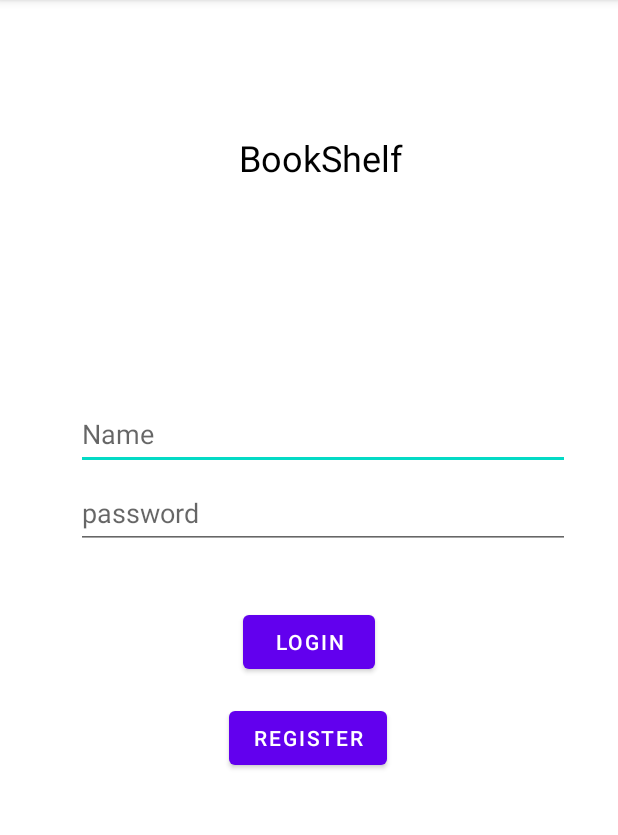
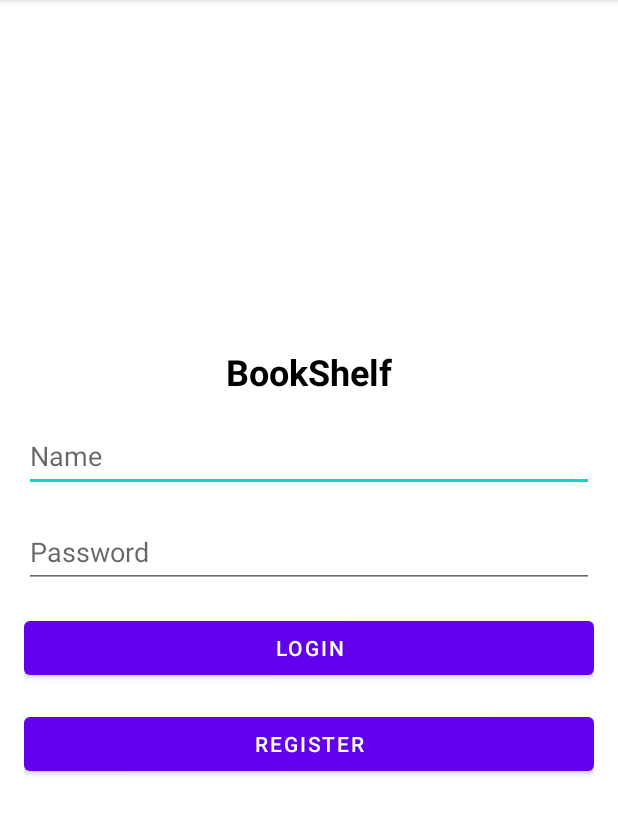
Before and after one commit to SMU28/Libreria, an Android app: the screen it shows after launch (MainActivity), on a phone screen of 412 x 824 dp, the part 84-919 px from its top. Run offline under Robolectric (Android 15) with nearby library versions, the phone set to English and light mode, and no system bars.

Commit message:
diseño login mejorado

```diff
--- a/app/src/main/java/exercice/libreria/RegisterFragment.java
+++ b/app/src/main/java/exercice/libreria/RegisterFragment.java
@@ -114,8 +114,7 @@ public class RegisterFragment extends Fragment {
             @Override
             public void onClick(View v) {
                 registrar(v);
-                Toast.makeText(getActivity(), "Se ha registrado exitosamente", Toast.LENGTH_SHORT).show();
-            }
+                }
         });
 
         return view;
--- a/app/src/main/res/layout/fragment_login.xml
+++ b/app/src/main/res/layout/fragment_login.xml
@@ -1,107 +1,66 @@
 <?xml version="1.0" encoding="utf-8"?>
-<androidx.constraintlayout.widget.ConstraintLayout xmlns:android="http://schemas.android.com/apk/res/android"
-    xmlns:app="http://schemas.android.com/apk/res-auto"
+<LinearLayout xmlns:android="http://schemas.android.com/apk/res/android"
     xmlns:tools="http://schemas.android.com/tools"
+    android:orientation="vertical"
     android:layout_width="match_parent"
     android:layout_height="match_parent"
-    tools:context=".LoginFragment">
+    android:gravity="center"
+    android:padding="16dp">
+
+    <TextView
+        android:id="@+id/title_tv"
+        android:layout_width="wrap_content"
+        android:layout_height="wrap_content"
+        android:text="BookShelf"
+        android:textSize="24sp"
+        android:textColor="@android:color/black"
+        android:textStyle="bold"
+        tools:ignore="HardcodedText" />
 
     <EditText
-        android:id="@+id/nombre"
-        android:layout_width="329dp"
+        android:id="@+id/name_et"
+        android:layout_width="match_parent"
         android:layout_height="wrap_content"
-        android:layout_marginStart="50dp"
-        android:layout_marginTop="248dp"
-        android:layout_marginEnd="32dp"
-        android:layout_marginBottom="438dp"
+        android:layout_marginTop="16dp"
         android:hint="Name"
         android:inputType="textEmailAddress"
         android:maxLines="1"
         android:minHeight="48dp"
-        app:layout_constraintBottom_toBottomOf="parent"
-        app:layout_constraintEnd_toEndOf="parent"
-        app:layout_constraintStart_toStartOf="parent"
-        app:layout_constraintTop_toTopOf="parent"
-        app:layout_constraintWidth_percent="0.8"
-        tools:ignore="Autofill,DuplicateSpeakableTextCheck,HardcodedText" />
+        tools:ignore="Autofill,HardcodedText" />
 
     <EditText
-        android:id="@+id/password"
-        android:layout_width="329dp"
+        android:id="@+id/password_et"
+        android:layout_width="match_parent"
         android:layout_height="wrap_content"
-        android:layout_marginStart="50dp"
-        android:layout_marginTop="301dp"
-        android:layout_marginEnd="32dp"
-        android:layout_marginBottom="385dp"
-        android:hint="password"
+        android:layout_marginTop="16dp"
+        android:hint="Password"
         android:inputType="textPassword"
         android:maxLines="1"
         android:minHeight="48dp"
-        app:layout_constraintBottom_toBottomOf="parent"
-        app:layout_constraintEnd_toEndOf="parent"
-        app:layout_constraintStart_toStartOf="parent"
-        app:layout_constraintTop_toTopOf="parent"
-        app:layout_constraintWidth_percent="0.8"
-        tools:ignore="Autofill,DuplicateSpeakableTextCheck,HardcodedText" />
-
-    <TextView
-        android:id="@+id/BookShelf"
-        android:layout_width="123dp"
-        android:layout_height="48dp"
-        android:layout_marginStart="152dp"
-        android:layout_marginTop="70dp"
-        android:layout_marginEnd="136dp"
-        android:layout_marginBottom="613dp"
-        android:text="BookShelf"
-        android:textAlignment="center"
-        android:textColor="@android:color/black"
-        android:textSize="24sp"
-        app:layout_constraintBottom_toBottomOf="parent"
-        app:layout_constraintEnd_toEndOf="parent"
-        app:layout_constraintStart_toStartOf="parent"
-        app:layout_constraintTop_toTopOf="parent"
-        tools:ignore="HardcodedText,MissingConstraints,TextSizeCheck" />
+        tools:ignore="Autofill,HardcodedText" />
 
     <Button
         android:id="@+id/BotonL"
-        android:layout_width="wrap_content"
+        android:layout_width="match_parent"
         android:layout_height="wrap_content"
-        android:layout_marginStart="161dp"
-        android:layout_marginTop="385dp"
-        android:layout_marginEnd="161dp"
-        android:layout_marginBottom="298dp"
+        android:layout_marginTop="16dp"
         android:text="@string/LoginBoton"
-        app:layout_constraintBottom_toBottomOf="parent"
-        app:layout_constraintEnd_toEndOf="parent"
-        app:layout_constraintHorizontal_bias="0.5"
-        app:layout_constraintStart_toStartOf="parent"
-        app:layout_constraintTop_toTopOf="parent" />
+        android:textColor="@android:color/white"
+        />
 
     <Button
         android:id="@+id/BotonR"
-        android:layout_width="wrap_content"
+        android:layout_width="match_parent"
         android:layout_height="wrap_content"
-        android:layout_marginStart="152dp"
-        android:layout_marginTop="449dp"
-        android:layout_marginEnd="153dp"
-        android:layout_marginBottom="234dp"
+        android:layout_marginTop="16dp"
         android:text="@string/RegisterBoton"
-        app:layout_constraintBottom_toBottomOf="parent"
-        app:layout_constraintEnd_toEndOf="parent"
-        app:layout_constraintHorizontal_bias="0.5"
-        app:layout_constraintStart_toStartOf="parent"
-        app:layout_constraintTop_toTopOf="parent" />
+        tools:ignore="TextContrastCheck" />
 
     <androidx.recyclerview.widget.RecyclerView
         android:id="@+id/listaPersonasRV"
-        android:layout_width="412dp"
-        android:layout_height="170dp"
-        app:layout_constraintBottom_toBottomOf="parent"
-        app:layout_constraintEnd_toEndOf="parent"
-        app:layout_constraintHorizontal_bias="0.496"
-        app:layout_constraintStart_toStartOf="parent"
-        app:layout_constraintTop_toTopOf="parent"
-        app:layout_constraintVertical_bias="1.0"
-        tools:listitem="@layout/usuario_item_layout" />
+        android:layout_width="match_parent"
+        android:layout_height="wrap_content"
+        android:layout_marginTop="16dp"
+        />
 
-</androidx.constraintlayout.widget.ConstraintLayout>
+</LinearLayout>
--- a/app/src/main/res/layout/fragment_register.xml
+++ b/app/src/main/res/layout/fragment_register.xml
@@ -1,5 +1,6 @@
 <?xml version="1.0" encoding="utf-8"?>
 <LinearLayout xmlns:android="http://schemas.android.com/apk/res/android"
+    xmlns:tools="http://schemas.android.com/tools"
     android:layout_width="match_parent"
     android:layout_height="match_parent"
     android:orientation="vertical"
@@ -11,21 +12,24 @@
         android:layout_height="wrap_content"
         android:text="REGISTER"
         android:textSize="24sp"
-        android:textStyle="bold" />
+        android:textStyle="bold"
+        tools:ignore="HardcodedText" />
 
     <EditText
         android:id="@+id/editTextID"
         android:layout_width="match_parent"
         android:layout_height="wrap_content"
         android:hint="ID"
-        android:minHeight="48dp" />
+        android:minHeight="48dp"
+        tools:ignore="Autofill,HardcodedText,TextFields" />
 
     <EditText
         android:id="@+id/editTextTextPersonName2"
         android:layout_width="match_parent"
         android:layout_height="wrap_content"
         android:hint="Nombre"
-        android:minHeight="48dp" />
+        android:minHeight="48dp"
+        tools:ignore="Autofill,HardcodedText,TextFields" />
 
     <EditText
         android:id="@+id/editTextPassword"
@@ -33,18 +37,14 @@
         android:layout_height="wrap_content"
         android:hint="Contraseña"
         android:inputType="textPassword"
-        android:minHeight="48dp" />
+        android:minHeight="48dp"
+        tools:ignore="Autofill,HardcodedText" />
 
     <Button
         android:id="@+id/BotonR2"
         android:layout_width="match_parent"
         android:layout_height="wrap_content"
-        android:text="Registrar" />
-
-    <Button
-        android:id="@+id/BotonVolver"
-        android:layout_width="match_parent"
-        android:layout_height="wrap_content"
-        android:text="Volver" />
+        android:text="Registrar"
+        tools:ignore="HardcodedText" />
 
 </LinearLayout>
```
